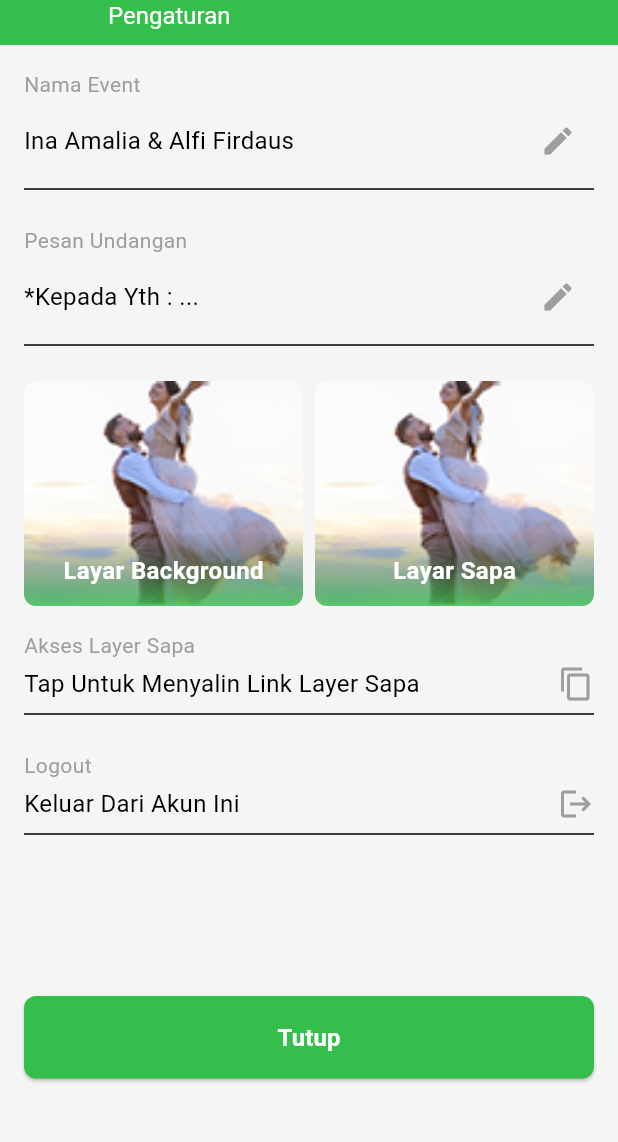
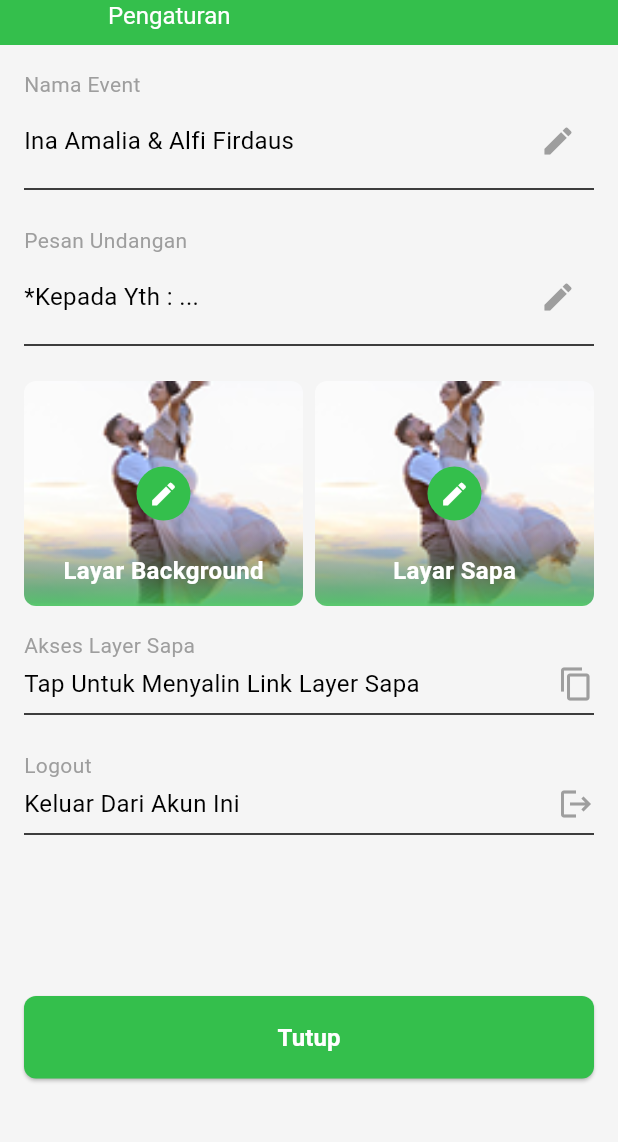
Before and after one commit to Reyn12/last_invitation, a Flutter app: the SettingsScreen screen opened by its route, on a phone screen of 412 x 824 dp, the part 75-1217 px from its top. Run offline on Flutter 3.47's test engine with Material 3 defaults, Android fonts, the phone set to English and light mode, and no system bars; our stand-ins replace font_awesome_flutter.

Commit message:
Fix bug icon edit di tengah gambar background

```diff
--- a/lib/screens/settings_screen.dart
+++ b/lib/screens/settings_screen.dart
@@ -184,11 +184,29 @@ class _SettingsScreenState extends State<SettingsScreen> {
           ),
         ),
         child: Stack(
+          children: [
+            // Icon edit di tengah dengan background hijau
+            Center(
+              child: Container(
+                padding: const EdgeInsets.all(8),
+                decoration: BoxDecoration(
+                  color: AppColors.primary,
+                  shape: BoxShape.circle,
+                ),
+                child: const Icon(Icons.edit, color: Colors.white, size: 20),
+              ),
+            ),
+
+            // Gradient dan teks di bagian bawah
+            Align(
+              alignment: Alignment.bottomCenter,
+              child: Stack(
                 alignment: Alignment.bottomCenter,
                 children: [
-            // Gradient overlay untuk memastikan teks terlihat jelas
+                  // Gradient overlay
                   Container(
                     height: 50,
+                    width: double.infinity,
                     decoration: BoxDecoration(
                       gradient: LinearGradient(
                         begin: Alignment.topCenter,
@@ -198,12 +216,13 @@ class _SettingsScreenState extends State<SettingsScreen> {
                           AppColors.primary.withOpacity(0.8),
                         ],
                       ),
-                borderRadius: BorderRadius.only(
+                      borderRadius: const BorderRadius.only(
                         bottomLeft: Radius.circular(8),
                         bottomRight: Radius.circular(8),
                       ),
                     ),
                   ),
+
                   // Teks
                   Padding(
                     padding: const EdgeInsets.only(bottom: 12),
@@ -214,6 +233,9 @@ class _SettingsScreenState extends State<SettingsScreen> {
                         fontSize: 16,
                         fontWeight: FontWeight.bold,
                       ),
+                    ),
+                  ),
+                ],
               ),
             ),
           ],
```
Lines whose indentation alone changed are shown as unchanged.
